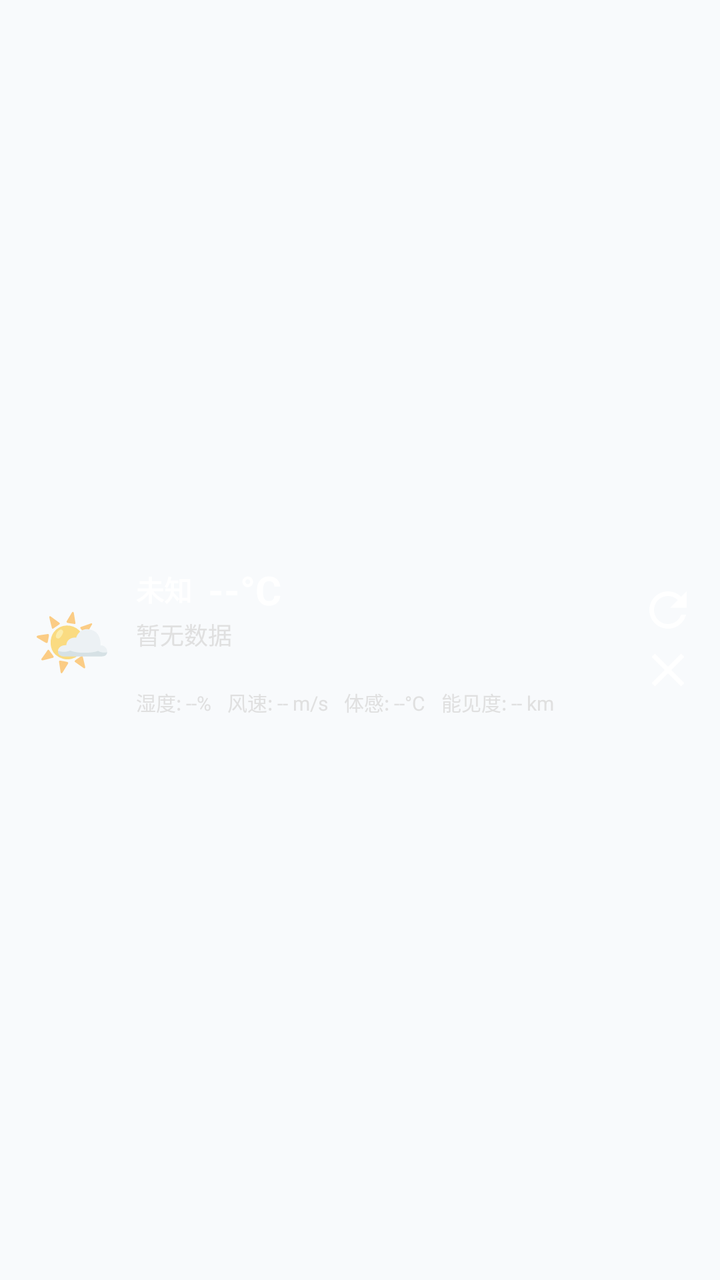
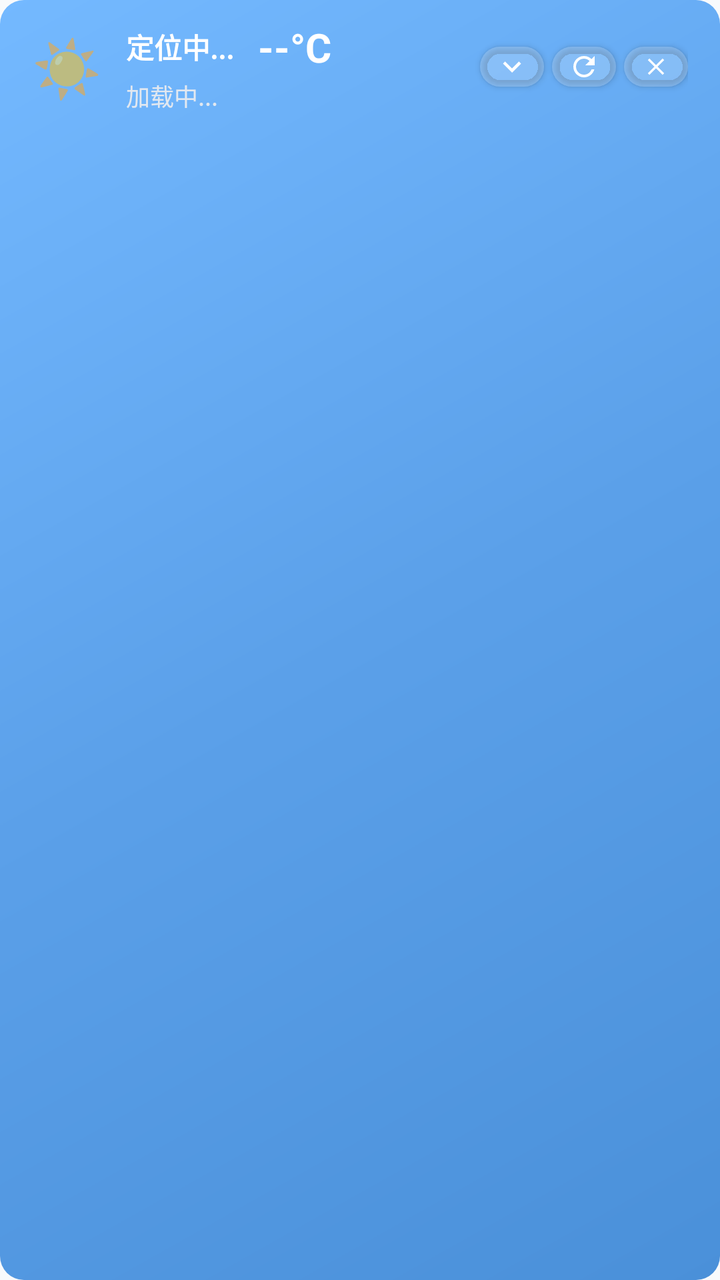

Before-and-after screenshots of an Android layout around one commit, followed by the original layout XML and the change that was made.
<!-- AndroidManifest.xml: application theme Theme.OilQuizApp -->
<!-- res/layout/widget_weather_banner.xml -->
<?xml version="1.0" encoding="utf-8"?>
<LinearLayout xmlns:android="http://schemas.android.com/apk/res/android"
    android:layout_width="match_parent"
    android:layout_height="wrap_content"
    android:orientation="horizontal"
    android:padding="12dp"
    android:gravity="center_vertical">

    <TextView
        android:id="@+id/weather_icon"
        android:layout_width="48dp"
        android:layout_height="48dp"
        android:textSize="32sp"
        android:gravity="center"
        android:text="🌤️" />

    <LinearLayout
        android:layout_width="0dp"
        android:layout_height="wrap_content"
        android:layout_weight="1"
        android:orientation="vertical"
        android:paddingStart="8dp"
        android:paddingEnd="8dp">

        <LinearLayout
            android:layout_width="match_parent"
            android:layout_height="wrap_content"
            android:orientation="horizontal"
            android:gravity="center_vertical">

            <TextView
                android:id="@+id/weather_city"
                android:layout_width="wrap_content"
                android:layout_height="wrap_content"
                android:text="未知"
                android:textSize="14sp"
                android:textColor="#FFFFFF"
                android:textStyle="bold"
                android:ellipsize="end"
                android:maxLines="1"/>

            <TextView
                android:id="@+id/weather_temp"
                android:layout_width="wrap_content"
                android:layout_height="wrap_content"
                android:text="--°C"
                android:textSize="20sp"
                android:textColor="#FFFFFF"
                android:textStyle="bold"
                android:paddingStart="8dp" />

            <TextView
                android:id="@+id/weather_temp_range"
                android:layout_width="wrap_content"
                android:layout_height="wrap_content"
                android:text=""
                android:textSize="11sp"
                android:textColor="#FFD700"
                android:paddingStart="8dp" />
        </LinearLayout>

        <TextView
            android:id="@+id/weather_desc"
            android:layout_width="wrap_content"
            android:layout_height="wrap_content"
            android:text="暂无数据"
            android:textSize="12sp"
            android:textColor="#E0E0E0" />

        <HorizontalScrollView
            android:id="@+id/hsv_forecast"
            android:layout_width="match_parent"
            android:layout_height="wrap_content"
            android:scrollbars="none"
            android:fillViewport="true"
            android:layout_marginTop="2dp">

            <TextView
                android:id="@+id/weather_forecast"
                android:layout_width="wrap_content"
                android:layout_height="wrap_content"
                android:text=""
                android:textSize="10sp"
                android:textColor="#CCCCCC"
                android:singleLine="true"
                android:marqueeRepeatLimit="marquee_forever"
                android:ellipsize="marquee"
                android:focusable="true"
                android:focusableInTouchMode="true"
                android:clickable="true" />
        </HorizontalScrollView>

        <LinearLayout
            android:layout_width="match_parent"
            android:layout_height="wrap_content"
            android:orientation="horizontal"
            android:paddingTop="2dp">

            <TextView
                android:id="@+id/weather_humidity"
                android:layout_width="wrap_content"
                android:layout_height="wrap_content"
                android:text="湿度: --%"
                android:textSize="10sp"
                android:textColor="#E0E0E0" />

            <TextView
                android:id="@+id/weather_wind"
                android:layout_width="wrap_content"
                android:layout_height="wrap_content"
                android:text="风速: -- m/s"
                android:textSize="10sp"
                android:textColor="#E0E0E0"
                android:paddingStart="8dp" />

            <TextView
                android:id="@+id/weather_feels_like"
                android:layout_width="wrap_content"
                android:layout_height="wrap_content"
                android:text="体感: --°C"
                android:textSize="10sp"
                android:textColor="#E0E0E0"
                android:paddingStart="8dp" />

            <TextView
                android:id="@+id/weather_visibility"
                android:layout_width="wrap_content"
                android:layout_height="wrap_content"
                android:text="能见度: -- km"
                android:textSize="10sp"
                android:textColor="#E0E0E0"
                android:paddingStart="8dp" />
        </LinearLayout>
    </LinearLayout>

    <LinearLayout
        android:layout_width="wrap_content"
        android:layout_height="wrap_content"
        android:orientation="vertical"
        android:gravity="center">

        <ImageView
            android:id="@+id/btn_weather_refresh"
            android:layout_width="28dp"
            android:layout_height="28dp"
            android:src="@drawable/ic_refresh"
            android:tint="#FFFFFF"
            android:clickable="true"
            android:focusable="true"
            android:foreground="?attr/selectableItemBackgroundBorderless" />

        <ImageView
            android:id="@+id/btn_weather_close"
            android:layout_width="28dp"
            android:layout_height="28dp"
            android:src="@drawable/ic_close"
            android:tint="#FFFFFF"
            android:clickable="true"
            android:focusable="true"
            android:foreground="?attr/selectableItemBackgroundBorderless"
            android:layout_marginTop="2dp" />
    </LinearLayout>

</LinearLayout>
<!-- resources referenced by this layout -->
<resources>
  <!-- drawable ic_close (drawable) -->
  <vector xmlns:android="http://schemas.android.com/apk/res/android"
      android:width="24dp"
      android:height="24dp"
      android:viewportWidth="24.0"
      android:viewportHeight="24.0">
      <path
          android:fillColor="#FF000000"
          android:pathData="M19,6.41L17.59,5 12,10.59 6.41,5 5,6.41 10.59,12 5,17.59 6.41,19 12,13.41 17.59,19 19,17.59 13.41,12z"/>
  </vector>
  <!-- drawable ic_refresh (drawable) -->
  <vector xmlns:android="http://schemas.android.com/apk/res/android"
      android:width="24dp"
      android:height="24dp"
      android:viewportWidth="24"
      android:viewportHeight="24"
      android:tint="?attr/colorOnSurfaceVariant">
      <path
          android:fillColor="@android:color/white"
          android:pathData="M17.65,6.35C16.2,4.9 14.21,4 12,4c-4.42,0-7.99,3.58-7.99,8s3.57,8 7.99,8c3.73,0 6.84-2.55 7.73-6h-2.08c-.82,2.33-3.04,4-5.65,4-3.31,0-6-2.69-6-6s2.69-6 6-6c1.66,0 3.14,.69 4.22,1.78L13,11h7V4l-2.35,2.35z"/>
  </vector>
  <style name="Theme.OilQuizApp" parent="Theme.OilQuizApp.Base" />
  <style name="Theme.OilQuizApp.Base" parent="Theme.MaterialComponents.DayNight.NoActionBar">
          <item name="colorPrimary">@color/primary</item>
          <item name="colorPrimaryVariant">@color/primary_dark</item>
          <item name="colorOnPrimary">@color/on_primary</item>
          <item name="colorSecondary">@color/secondary</item>
          <item name="colorSecondaryVariant">@color/secondary_container</item>
          <item name="colorOnSecondary">@color/on_secondary</item>
          <item name="android:statusBarColor">@color/primary_dark</item>
          <item name="android:windowBackground">@color/background</item>
          <item name="colorSurface">@color/surface</item>
          <item name="colorOnSurface">@color/on_surface</item>
          <item name="colorError">@color/error</item>
          <item name="colorOnError">@color/on_error</item>
          
          <item name="colorOnSurfaceVariant">@color/on_surface_variant</item>
          <item name="colorBackground">@color/background</item>
          <item name="colorOnBackground">@color/on_background</item>
      </style>
  <color name="primary">#8B5CF6</color>
  <color name="primary_dark">#7C3AED</color>
  <color name="on_primary">#FFFFFF</color>
  <color name="secondary">#06B6D4</color>
  <color name="secondary_container">#CFFAFE</color>
  <color name="on_secondary">#FFFFFF</color>
  <color name="background">#F8FAFC</color>
  <color name="surface">#FFFFFF</color>
  <color name="on_surface">#1E293B</color>
  <color name="error">#EF4444</color>
  <color name="on_error">#FFFFFF</color>
  <color name="on_surface_variant">#64748B</color>
  <color name="on_background">#1E293B</color>
</resources>

<!-- the commit's change to res/layout/widget_weather_banner.xml (unified diff, before → after) -->
@@ -1,164 +1,109 @@
 <?xml version="1.0" encoding="utf-8"?>
 <LinearLayout xmlns:android="http://schemas.android.com/apk/res/android"
+    xmlns:app="http://schemas.android.com/apk/res-auto"
     android:layout_width="match_parent"
     android:layout_height="wrap_content"
-    android:orientation="horizontal"
-    android:padding="12dp"
-    android:gravity="center_vertical">
-
-    <TextView
-        android:id="@+id/weather_icon"
-        android:layout_width="48dp"
-        android:layout_height="48dp"
-        android:textSize="32sp"
-        android:gravity="center"
-        android:text="🌤️" />
+    android:orientation="vertical"
+    android:background="@drawable/weather_banner_background">
 
     <LinearLayout
-        android:layout_width="0dp"
+        android:layout_width="match_parent"
         android:layout_height="wrap_content"
-        android:layout_weight="1"
-        android:orientation="vertical"
-        android:paddingStart="8dp"
-        android:paddingEnd="8dp">
+        android:orientation="horizontal"
+        android:paddingHorizontal="16dp"
+        android:paddingVertical="10dp"
+        android:gravity="center_vertical">
+
+        <TextView
+            android:id="@+id/weather_icon"
+            android:layout_width="wrap_content"
+            android:layout_height="wrap_content"
+            android:text="☀️"
+            android:textSize="28sp" />
 
         <LinearLayout
-            android:layout_width="match_parent"
+            android:layout_width="0dp"
             android:layout_height="wrap_content"
-            android:orientation="horizontal"
-            android:gravity="center_vertical">
+            android:layout_weight="1"
+            android:orientation="vertical"
+            android:layout_marginStart="12dp">
+
+            <LinearLayout
+                android:layout_width="wrap_content"
+                android:layout_height="wrap_content"
+                android:orientation="horizontal"
+                android:gravity="center_vertical">
+
+                <TextView
+                    android:id="@+id/weather_city"
+                    android:layout_width="wrap_content"
+                    android:layout_height="wrap_content"
+                    android:text="定位中..."
+                    android:textSize="14sp"
+                    android:textStyle="bold"
+                    android:textColor="@color/weather_banner_text" />
+
+                <TextView
+                    android:id="@+id/weather_temp"
+                    android:layout_width="wrap_content"
+                    android:layout_height="wrap_content"
+                    android:text="--°C"
+                    android:textSize="20sp"
+                    android:textStyle="bold"
+                    android:textColor="@color/weather_banner_text"
+                    android:layout_marginStart="12dp" />
+            </LinearLayout>
 
             <TextView
-                android:id="@+id/weather_city"
+                android:id="@+id/weather_desc"
                 android:layout_width="wrap_content"
                 android:layout_height="wrap_content"
-                android:text="未知"
-                android:textSize="14sp"
-                android:textColor="#FFFFFF"
-                android:textStyle="bold"
-                android:ellipsize="end"
-                android:maxLines="1"/>
-
-            <TextView
-                android:id="@+id/weather_temp"
-                android:layout_width="wrap_content"
-                android:layout_height="wrap_content"
-                android:text="--°C"
-                android:textSize="20sp"
-                android:textColor="#FFFFFF"
-                android:textStyle="bold"
-                android:paddingStart="8dp" />
-
-            <TextView
-                android:id="@+id/weather_temp_range"
-                android:layout_width="wrap_content"
-                android:layout_height="wrap_content"
-                android:text=""
-                android:textSize="11sp"
-                android:textColor="#FFD700"
-                android:paddingStart="8dp" />
+                android:text="加载中..."
+                android:textSize="12sp"
+                android:textColor="@color/weather_banner_text_secondary"
+                android:layout_marginTop="2dp" />
         </LinearLayout>
 
-        <TextView
-            android:id="@+id/weather_desc"
-            android:layout_width="wrap_content"
-            android:layout_height="wrap_content"
-            android:text="暂无数据"
-            android:textSize="12sp"
-            android:textColor="#E0E0E0" />
+        <com.google.android.material.button.MaterialButton
+            android:id="@+id/btn_weather_detail"
+            android:layout_width="32dp"
+            android:layout_height="32dp"
+            app:backgroundTint="#33FFFFFF"
+            app:icon="@drawable/ic_expand_more"
+            app:iconGravity="textStart"
+            app:iconPadding="0dp"
+            app:cornerRadius="16dp"
+            app:iconTint="@color/weather_banner_text"
+            app:iconSize="18dp"
+            android:contentDescription="天气详情" />
 
-        <HorizontalScrollView
-            android:id="@+id/hsv_forecast"
-            android:layout_width="match_parent"
-            android:layout_height="wrap_content"
-            android:scrollbars="none"
-            android:fillViewport="true"
-            android:layout_marginTop="2dp">
+        <com.google.android.material.button.MaterialButton
+            android:id="@+id/btn_weather_refresh"
+            android:layout_width="32dp"
+            android:layout_height="32dp"
+            android:layout_marginStart="4dp"
+            app:backgroundTint="#33FFFFFF"
+            app:icon="@drawable/ic_refresh"
+            app:iconGravity="textStart"
+            app:iconPadding="0dp"
+            app:cornerRadius="16dp"
+            app:iconTint="@color/weather_banner_text"
+            app:iconSize="16dp"
+            android:contentDescription="刷新天气" />
 
-            <TextView
-                android:id="@+id/weather_forecast"
-                android:layout_width="wrap_content"
-                android:layout_height="wrap_content"
-                android:text=""
-                android:textSize="10sp"
-                android:textColor="#CCCCCC"
-                android:singleLine="true"
-                android:marqueeRepeatLimit="marquee_forever"
-                android:ellipsize="marquee"
-                android:focusable="true"
-                android:focusableInTouchMode="true"
-                android:clickable="true" />
-        </HorizontalScrollView>
-
-        <LinearLayout
-            android:layout_width="match_parent"
-            android:layout_height="wrap_content"
-            android:orientation="horizontal"
-            android:paddingTop="2dp">
-
-            <TextView
-                android:id="@+id/weather_humidity"
-                android:layout_width="wrap_content"
-                android:layout_height="wrap_content"
-                android:text="湿度: --%"
-                android:textSize="10sp"
-                android:textColor="#E0E0E0" />
-
-            <TextView
-                android:id="@+id/weather_wind"
-                android:layout_width="wrap_content"
-                android:layout_height="wrap_content"
-                android:text="风速: -- m/s"
-                android:textSize="10sp"
-                android:textColor="#E0E0E0"
-                android:paddingStart="8dp" />
-
-            <TextView
-                android:id="@+id/weather_feels_like"
-                android:layout_width="wrap_content"
-                android:layout_height="wrap_content"
-                android:text="体感: --°C"
-                android:textSize="10sp"
-                android:textColor="#E0E0E0"
-                android:paddingStart="8dp" />
-
-            <TextView
-                android:id="@+id/weather_visibility"
-                android:layout_width="wrap_content"
-                android:layout_height="wrap_content"
-                android:text="能见度: -- km"
-                android:textSize="10sp"
-                android:textColor="#E0E0E0"
-                android:paddingStart="8dp" />
-        </LinearLayout>
-    </LinearLayout>
-
-    <LinearLayout
-        android:layout_width="wrap_content"
-        android:layout_height="wrap_content"
-        android:orientation="vertical"
-        android:gravity="center">
-
-        <ImageView
-            android:id="@+id/btn_weather_refresh"
-            android:layout_width="28dp"
-            android:layout_height="28dp"
-            android:src="@drawable/ic_refresh"
-            android:tint="#FFFFFF"
-            android:clickable="true"
-            android:focusable="true"
-            android:foreground="?attr/selectableItemBackgroundBorderless" />
-
-        <ImageView
+        <com.google.android.material.button.MaterialButton
             android:id="@+id/btn_weather_close"
-            android:layout_width="28dp"
-            android:layout_height="28dp"
-            android:src="@drawable/ic_close"
-            android:tint="#FFFFFF"
-            android:clickable="true"
-            android:focusable="true"
-            android:foreground="?attr/selectableItemBackgroundBorderless"
-            android:layout_marginTop="2dp" />
+            android:layout_width="32dp"
+            android:layout_height="32dp"
+            android:layout_marginStart="4dp"
+            app:backgroundTint="#33FFFFFF"
+            app:icon="@drawable/ic_clear"
+            app:iconGravity="textStart"
+            app:iconPadding="0dp"
+            app:cornerRadius="16dp"
+            app:iconTint="@color/weather_banner_text"
+            app:iconSize="14dp"
+            android:contentDescription="关闭天气" />
     </LinearLayout>
 
 </LinearLayout>
<!-- resource entries referenced after the edit -->
@@ -1,14 +1,28 @@
 <!-- resources referenced by this layout -->
 <resources>
-  <!-- drawable ic_close (drawable) -->
+  <color name="weather_banner_text">#FFFFFF</color>
+  <color name="weather_banner_text_secondary">#E2E8F0</color>
+  <!-- drawable ic_clear (drawable) -->
   <vector xmlns:android="http://schemas.android.com/apk/res/android"
       android:width="24dp"
       android:height="24dp"
-      android:viewportWidth="24.0"
-      android:viewportHeight="24.0">
-      <path
-          android:fillColor="#FF000000"
-          android:pathData="M19,6.41L17.59,5 12,10.59 6.41,5 5,6.41 10.59,12 5,17.59 6.41,19 12,13.41 17.59,19 19,17.59 13.41,12z"/>
+      android:viewportWidth="24"
+      android:viewportHeight="24"
+      android:tint="@color/text_primary">
+    <path
+        android:fillColor="?attr/colorOnSurface"
+        android:pathData="M19,6.41L17.59,5 12,10.59 6.41,5 5,6.41 10.59,12 5,17.59 6.41,19 12,13.41 17.59,19 19,17.59 13.41,12z"/>
+  </vector>
+  <!-- drawable ic_expand_more (drawable) -->
+  <vector xmlns:android="http://schemas.android.com/apk/res/android"
+      android:width="24dp"
+      android:height="24dp"
+      android:viewportWidth="24"
+      android:viewportHeight="24"
+      android:tint="?attr/colorOnSurface">
+    <path
+        android:fillColor="@android:color/white"
+        android:pathData="M7.41,8.59L12,13.17l4.59,-4.58L18,10l-6,6 -6,-6 1.41,-1.41z"/>
   </vector>
   <!-- drawable ic_refresh (drawable) -->
   <vector xmlns:android="http://schemas.android.com/apk/res/android"
@@ -21,7 +35,19 @@
           android:fillColor="@android:color/white"
           android:pathData="M17.65,6.35C16.2,4.9 14.21,4 12,4c-4.42,0-7.99,3.58-7.99,8s3.57,8 7.99,8c3.73,0 6.84-2.55 7.73-6h-2.08c-.82,2.33-3.04,4-5.65,4-3.31,0-6-2.69-6-6s2.69-6 6-6c1.66,0 3.14,.69 4.22,1.78L13,11h7V4l-2.35,2.35z"/>
   </vector>
+  <!-- drawable weather_banner_background (drawable) -->
+  <?xml version="1.0" encoding="utf-8"?>
+  <shape xmlns:android="http://schemas.android.com/apk/res/android"
+      android:shape="rectangle">
+      <gradient
+          android:startColor="#4A90D9"
+          android:centerColor="#5BA0E9"
+          android:endColor="#74B9FF"
+          android:angle="135" />
+      <corners android:radius="12dp" />
+  </shape>
   <style name="Theme.OilQuizApp" parent="Theme.OilQuizApp.Base" />
+  <color name="text_primary">#1E293B</color>
   <style name="Theme.OilQuizApp.Base" parent="Theme.MaterialComponents.DayNight.NoActionBar">
           <item name="colorPrimary">@color/primary</item>
           <item name="colorPrimaryVariant">@color/primary_dark</item>
